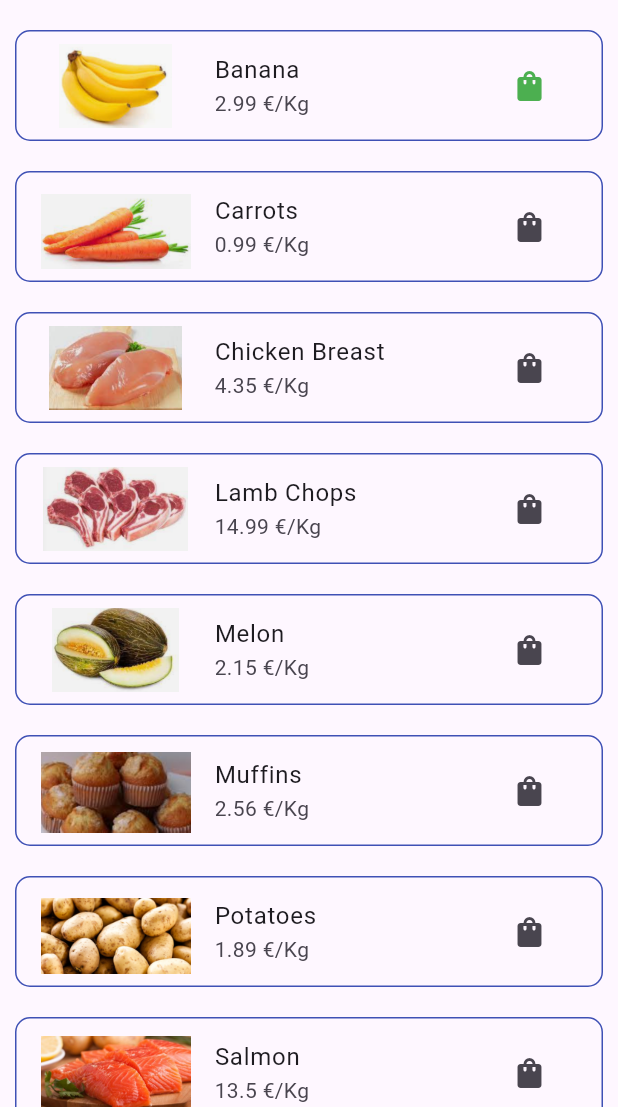
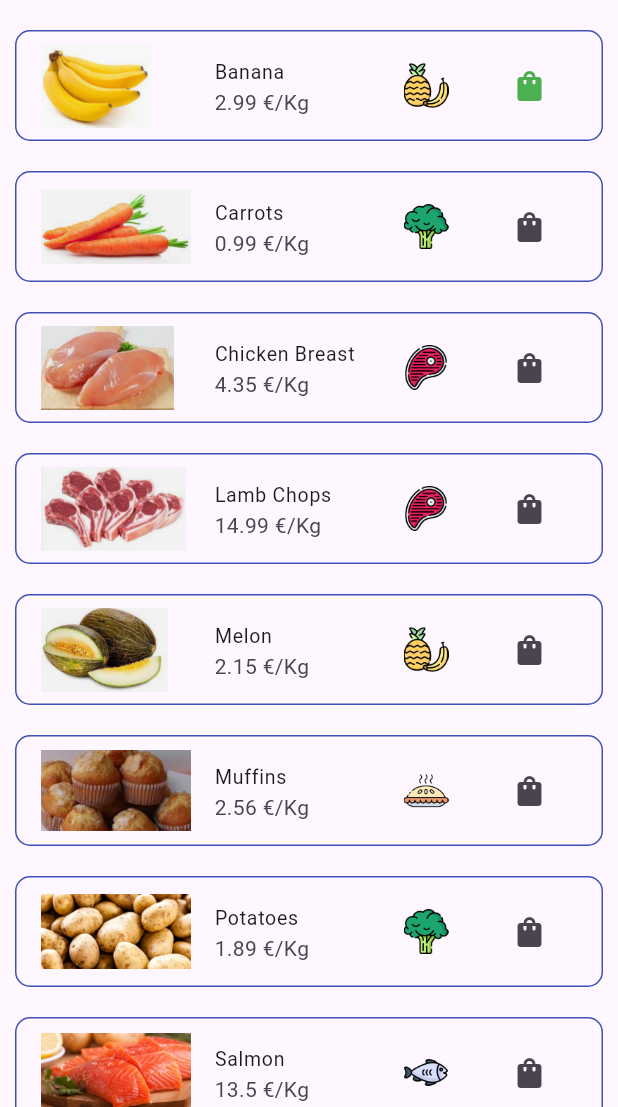
Before and after one commit to AdriRuiz01/3, a Flutter app: the ProductsScreen screen opened directly, after a tap on the "shopping cart" icon, after a tap on the "shopping bag" icon, on a phone screen of 412 x 824 dp, the part 129-1236 px from its top. Run offline on Flutter 3.47's test engine with Material 3 defaults, Android fonts, the light colour scheme and no system bars.

Commit message:
Actividades 3 y 4 hechas

```diff
--- a/lib/screens/products.dart
+++ b/lib/screens/products.dart
@@ -138,9 +138,19 @@ class _ProductsListViewState extends State<ProductsListView> {
           width: 100.0,
           height: 100.0,
           fit: BoxFit.contain,
-          alignment: Alignment.bottomCenter,
+          alignment: Alignment.centerLeft,
         ),
-        trailing: IconButton(
+        trailing: Row(
+          mainAxisSize: MainAxisSize.min,
+          children: [
+            Image.asset(
+              getImageCategory(product.category), // Reemplaza con la ruta correcta de tu imagen
+              width: 30.0, // Ajusta según sea necesario
+              height: 30.0, // Ajusta según sea necesario
+              fit: BoxFit.contain,
+            ),
+            SizedBox(width: 30.0), // Espacio entre la imagen y el icono
+            IconButton(
               icon: Icon(Icons.shopping_bag, color: isSelected ? Colors.green : null),
               onPressed: () {
                 setState(() {
@@ -153,7 +163,9 @@ class _ProductsListViewState extends State<ProductsListView> {
                 });
               },
             ),
-        title: Text(product.name),
+          ],
+        ),
+        title: Text(product.name, style: TextStyle(fontSize: 13.0)),
         subtitle: Text('${product.price} €/Kg'),
         shape: RoundedRectangleBorder(
           side: const BorderSide(color: Colors.indigo),
@@ -163,7 +175,33 @@ class _ProductsListViewState extends State<ProductsListView> {
     );
   }
 
+
   List<Product> getSelectedProducts() {
     return _selectedProducts;
   }
+
+  String getImageCategory(String productCategory) {
+
+    switch(productCategory) {
+      case 'fruits':
+        return 'assets/image/frutas.png';
+        break;
+      case 'vegetables':
+        return 'assets/image/brocoli.png';
+        break;
+      case 'fish':
+        return 'assets/image/pescado.png';
+        break;
+      case 'meat':
+        return 'assets/image/filete.png';
+        break;
+      case 'bakery':
+        return 'assets/image/tarta.png';
+        break;
+      default:
+        return "";
     }
+
+  }
+
+}
```
Also changed, not shown: lib/screens/login.dart (+29 -1 lines), lib/screens/products_cart.dart (+7 -0 lines), assets/image/brocoli.png (added), assets/image/filete.png (added), assets/image/frutas.png (added), assets/image/pescado.png (added), assets/image/tarta.png (added). Lines whose indentation alone changed are shown as unchanged.
